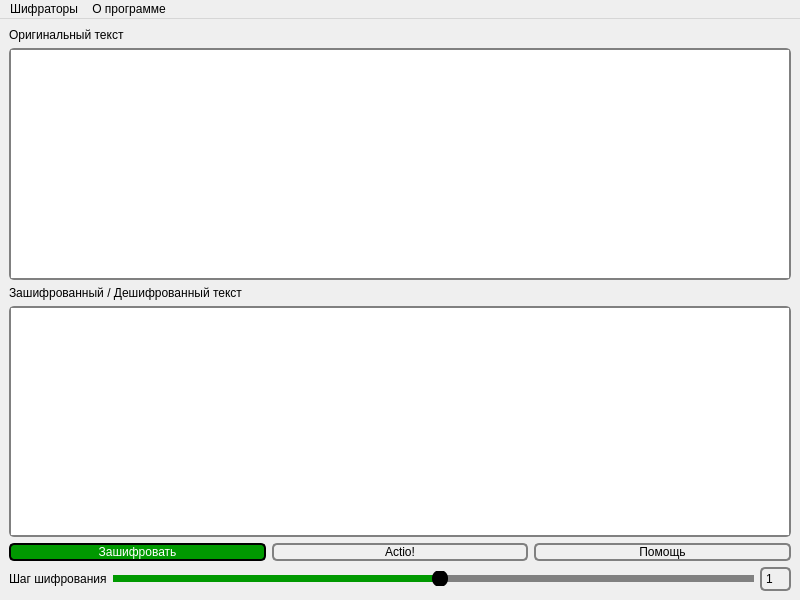
First picture: the form in design.ui, repository eidzokumakura/universal_encoder, before the edit.
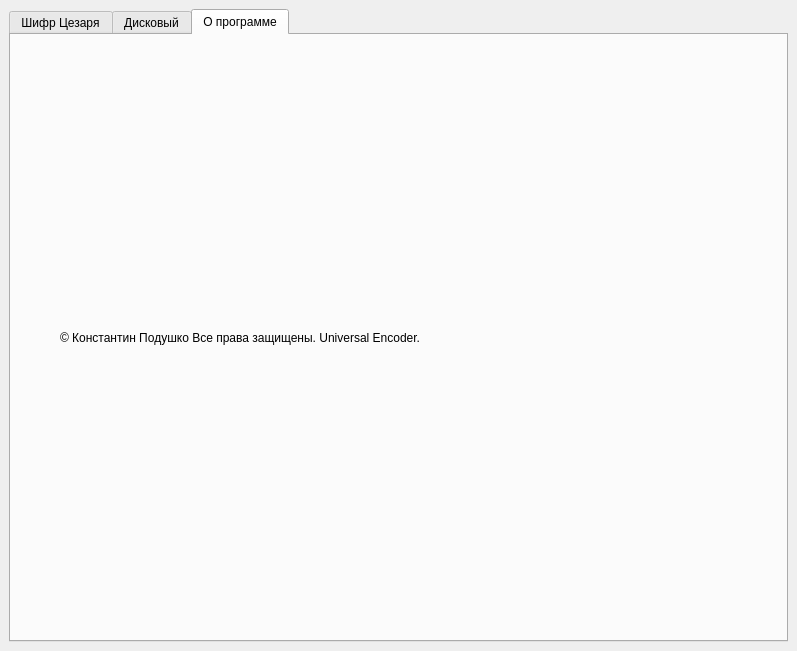
Second picture: the form after the edit. The open tabs and pages were chosen to show the change. Icons and pictures are not drawn.

Commit message: Already working Caesar Cipher + good idea about disk cipher

```diff
--- a/design.ui
+++ b/design.ui
@@ -6,8 +6,8 @@
    <rect>
     <x>0</x>
     <y>0</y>
-    <width>800</width>
-    <height>600</height>
+    <width>797</width>
+    <height>651</height>
    </rect>
   </property>
   <property name="windowTitle">
@@ -71,6 +71,16 @@
 }</string>
   </property>
   <widget class="QWidget" name="centralwidget">
+   <layout class="QHBoxLayout" name="horizontalLayout">
+    <item>
+     <widget class="QTabWidget" name="tabWidget">
+      <property name="currentIndex">
+       <number>1</number>
+      </property>
+      <widget class="QWidget" name="caesar">
+       <attribute name="title">
+        <string>Шифр Цезаря</string>
+       </attribute>
    <layout class="QVBoxLayout" name="verticalLayout">
     <item>
      <layout class="QVBoxLayout" name="original_text">
@@ -103,7 +113,10 @@
     <item>
      <layout class="QHBoxLayout" name="buttons">
       <item>
-       <widget class="QPushButton" name="encrypt">
+           <widget class="QPushButton" name="actio">
+            <property name="enabled">
+             <bool>true</bool>
+            </property>
         <property name="text">
          <string>Зашифровать</string>
         </property>
@@ -120,17 +133,10 @@
         </property>
        </widget>
       </item>
-      <item>
-       <widget class="QPushButton" name="pushButton_2">
-        <property name="text">
-         <string>Actio!</string>
-        </property>
-       </widget>
-      </item>
       <item>
        <widget class="QPushButton" name="pushButton">
         <property name="text">
-         <string>Помощь</string>
+             <string>Скопировать</string>
         </property>
        </widget>
       </item>
@@ -191,33 +197,55 @@
       </item>
      </layout>
     </item>
-    <item>
-     <layout class="QHBoxLayout" name="label_4"/>
-    </item>
-   </layout>
-  </widget>
-  <widget class="QMenuBar" name="menubar">
+       </layout>
+      </widget>
+      <widget class="QWidget" name="disk">
+       <attribute name="title">
+        <string>Дисковый</string>
+       </attribute>
+       <widget class="QLabel" name="disk_picture">
    <property name="geometry">
     <rect>
-     <x>0</x>
-     <y>0</y>
-     <width>800</width>
-     <height>22</height>
-    </rect>
-   </property>
-   <widget class="QMenu" name="menu">
-    <property name="title">
-     <string>Шифраторы</string>
-    </property>
-    <addaction name="action"/>
-   </widget>
-   <widget class="QMenu" name="menu_2">
-    <property name="title">
+          <x>290</x>
+          <y>190</y>
+          <width>175</width>
+          <height>178</height>
+         </rect>
+        </property>
+        <property name="text">
+         <string/>
+        </property>
+        <property name="pixmap">
+         <pixmap>images/alphabet.png</pixmap>
+        </property>
+       </widget>
+      </widget>
+      <widget class="QWidget" name="about_program">
+       <property name="styleSheet">
+        <string notr="true">QLabel {
+	text-align: center;
+	margin: auto;
+}</string>
+       </property>
+       <attribute name="title">
      <string>О программе</string>
-    </property>
-   </widget>
-   <addaction name="menu"/>
-   <addaction name="menu_2"/>
+       </attribute>
+       <layout class="QVBoxLayout" name="verticalLayout_2">
+        <item>
+         <widget class="QLabel" name="text_about_program">
+          <property name="styleSheet">
+           <string notr="true"/>
+          </property>
+          <property name="text">
+           <string>© Константин Подушко Все права защищены. Universal Encoder.</string>
+          </property>
+         </widget>
+        </item>
+       </layout>
+      </widget>
+     </widget>
+    </item>
+   </layout>
   </widget>
   <action name="action">
    <property name="text">
```
Left out of the diff: 10 changed lines with no effect on the pictures. Lines whose indentation alone changed are shown as unchanged. The commit also changes 8 other files.
